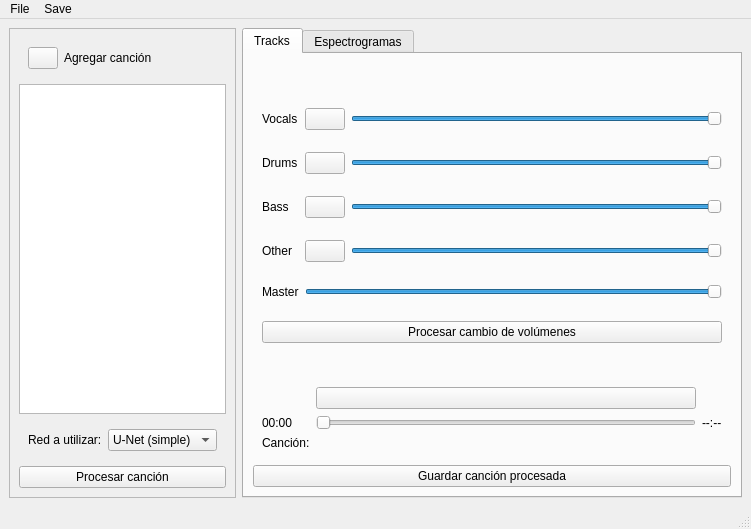
First picture: the form in designer/mainwindow.ui, repository BrunoDS01/App_ASSD, before the edit.
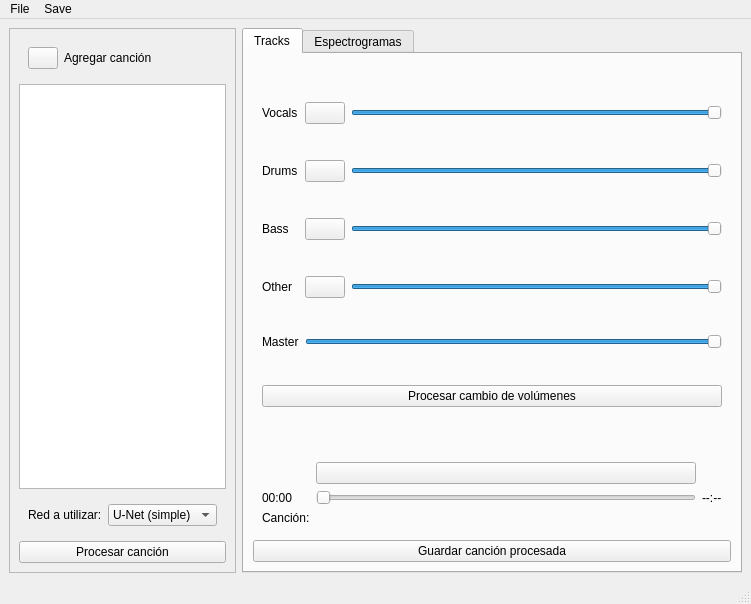
Second picture: the form after the edit. Icons and pictures are not drawn.

What changed in the file:
```diff
--- a/designer/mainwindow.ui
+++ b/designer/mainwindow.ui
@@ -7,7 +7,7 @@
     <x>0</x>
     <y>0</y>
     <width>728</width>
-    <height>529</height>
+    <height>604</height>
    </rect>
   </property>
   <property name="windowTitle">
@@ -124,14 +124,7 @@
         <string>Tracks</string>
        </attribute>
        <layout class="QGridLayout" name="gridLayout_2">
-        <item row="4" column="0">
-         <widget class="QPushButton" name="saveSongPushButton">
-          <property name="text">
-           <string>Guardar canción procesada</string>
-          </property>
-         </widget>
-        </item>
-        <item row="3" column="0">
+        <item row="2" column="0">
          <widget class="QWidget" name="widget_3" native="true">
           <layout class="QGridLayout" name="gridLayout_4">
            <item row="2" column="0">
@@ -197,7 +190,14 @@
           </layout>
          </widget>
         </item>
-        <item row="1" column="0">
+        <item row="3" column="0">
+         <widget class="QPushButton" name="saveSongPushButton">
+          <property name="text">
+           <string>Guardar canción procesada</string>
+          </property>
+         </widget>
+        </item>
+        <item row="0" column="0">
          <widget class="QStackedWidget" name="stackedWidget">
           <property name="currentIndex">
            <number>0</number>
```
Left out of the diff: 141 changed lines with no effect on the pictures.
